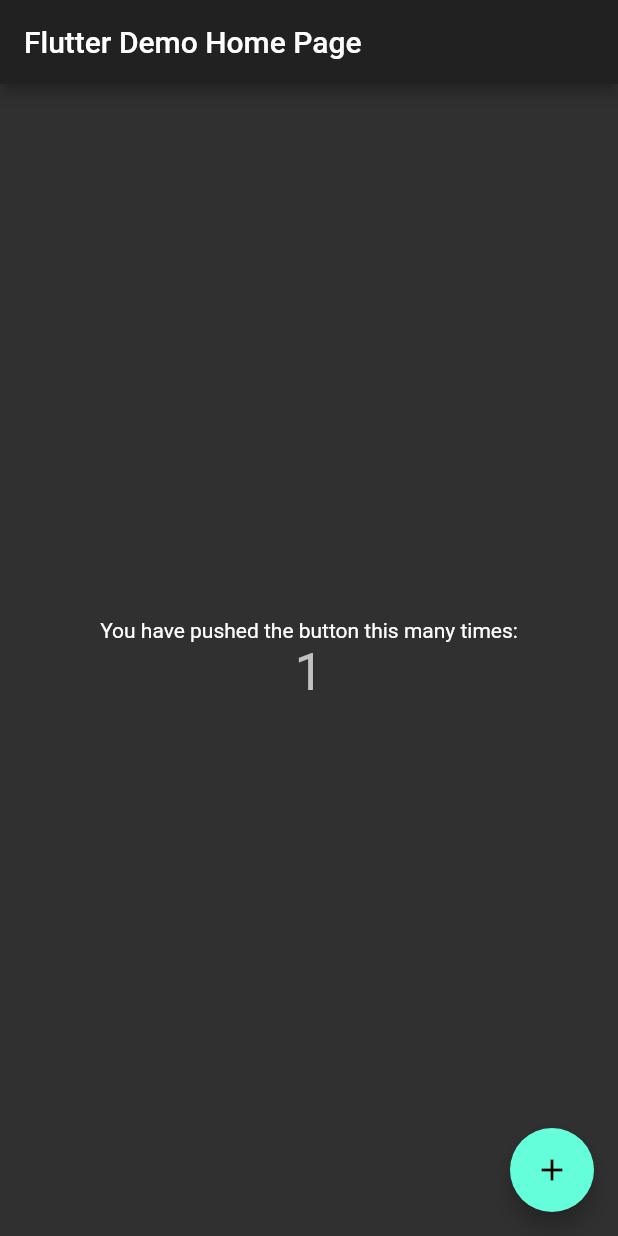
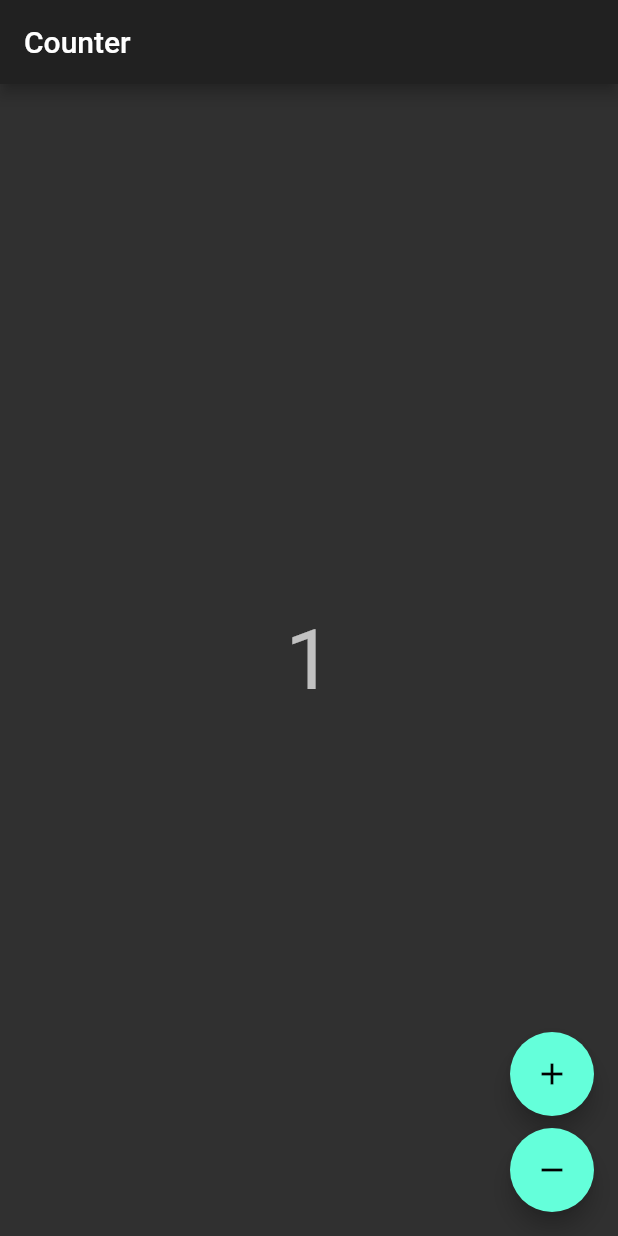
Before and after one commit to sahawut/dart-exp-flutter-app, a Flutter app: the screen it shows after launch, after a tap on the "add" icon, on a phone screen of 412 x 824 dp. Run offline on Flutter 3.47's test engine with Material 2 defaults, Android fonts, the light colour scheme and no system bars; our stand-ins replace bloc, flutter_bloc.

Commit message:
Merge from https://bloclibrary.dev/#/fluttercountertutorial.

```diff
--- a/app/lib/main.dart
+++ b/app/lib/main.dart
@@ -1,104 +1,71 @@
+import 'package:bloc/bloc.dart';
 import 'package:flutter/material.dart';
+import 'package:flutter_bloc/flutter_bloc.dart';
 
 void main() {
-  runApp(MyApp());
+  Bloc.observer = PrintObserver();
+  runApp(App());
 }
 
-class MyApp extends StatelessWidget {
+class PrintObserver extends BlocObserver {
   @override
-  Widget build(BuildContext context) {
-    return MaterialApp(
+  void onChange(Cubit cubit, Change change) {
+    print('${cubit.runtimeType} $change');
+    super.onChange(cubit, change);
+  }
+}
+
+class App extends MaterialApp {
+  App() : super(
       title: 'Flutter Demo',
       theme: ThemeData(
         brightness: Brightness.dark,
         visualDensity: VisualDensity.adaptivePlatformDensity,
       ),
-      home: MyHomePage(title: 'Flutter Demo Home Page'),
+      home: BlocWidget()
+  );
+}
+
+class BlocWidget extends StatelessWidget {
+  @override
+  Widget build(BuildContext _) => BlocProvider(
+    create: (_) => IntCubit(),
+    child: CounterView(),
+  );
+}
+
+class IntCubit extends Cubit<int> {
+  IntCubit() : super(0);
+  void increment() => emit(state + 1);
+  void decrement() => emit(state - 1);
+}
+
+/// provided [IntCubit] state and notifies it in response to user input.
+class CounterView extends StatelessWidget {
+  @override
+  Widget build(BuildContext context) {
+    return Scaffold(
+      appBar: AppBar(title: const Text('Counter')),
+      body: Center(
+        child: BlocBuilder<IntCubit, int>(
+          builder: (context, state) => Text('$state', style: Theme.of(context).textTheme.headline2),
+        ),
+      ),
+      floatingActionButton: Column(
+        mainAxisAlignment: MainAxisAlignment.end,
+        crossAxisAlignment: CrossAxisAlignment.end,
+        children: <Widget>[
+          FloatingActionButton(
+            child: const Icon(Icons.add),
+            onPressed: () => context.read<IntCubit>().increment(),
+          ),
+          const SizedBox(height: 8),
+          FloatingActionButton(
+            child: const Icon(Icons.remove),
+            onPressed: () => context.read<IntCubit>().decrement(),
+          ),
+        ],
+      ),
     );
   }
 }
-
-class MyHomePage extends StatefulWidget {
-  MyHomePage({Key key, this.title}) : super(key: key);
-
-  // This widget is the home page of your application. It is stateful, meaning
-  // that it has a State object (defined below) that contains fields that affect
-  // how it looks.
-
-  // This class is the configuration for the state. It holds the values (in this
-  // case the title) provided by the parent (in this case the App widget) and
-  // used by the build method of the State. Fields in a Widget subclass are
-  // always marked "final".
-
-  final String title;
-
-  @override
-  _MyHomePageState createState() => _MyHomePageState();
-}
-
-class _MyHomePageState extends State<MyHomePage> {
-  int _counter = 0;
-
-  void _incrementCounter() {
-    setState(() {
-      // This call to setState tells the Flutter framework that something has
-      // changed in this State, which causes it to rerun the build method below
-      // so that the display can reflect the updated values. If we changed
-      // _counter without calling setState(), then the build method would not be
-      // called again, and so nothing would appear to happen.
-      _counter++;
-    });
-  }
-
-  @override
-  Widget build(BuildContext context) {
-    // This method is rerun every time setState is called, for instance as done
-    // by the _incrementCounter method above.
-    //
-    // The Flutter framework has been optimized to make rerunning build methods
-    // fast, so that you can just rebuild anything that needs updating rather
-    // than having to individually change instances of widgets.
-    return Scaffold(
-      appBar: AppBar(
-        // Here we take the value from the MyHomePage object that was created by
-        // the App.build method, and use it to set our appbar title.
-        title: Text(widget.title),
-      ),
-      body: Center(
-        // Center is a layout widget. It takes a single child and positions it
-        // in the middle of the parent.
-        child: Column(
-          // Column is also a layout widget. It takes a list of children and
-          // arranges them vertically. By default, it sizes itself to fit its
-          // children horizontally, and tries to be as tall as its parent.
-          //
-          // Invoke "debug painting" (press "p" in the console, choose the
-          // "Toggle Debug Paint" action from the Flutter Inspector in Android
-          // Studio, or the "Toggle Debug Paint" command in Visual Studio Code)
-          // to see the wireframe for each widget.
-          //
-          // Column has various properties to control how it sizes itself and
-          // how it positions its children. Here we use mainAxisAlignment to
-          // center the children vertically; the main axis here is the vertical
-          // axis because Columns are vertical (the cross axis would be
-          // horizontal).
-          mainAxisAlignment: MainAxisAlignment.center,
-          children: <Widget>[
-            Text(
-              'You have pushed the button this many times:',
-            ),
-            Text(
-              '$_counter',
-              style: Theme.of(context).textTheme.headline4,
-            ),
-          ],
-        ),
-      ),
-      floatingActionButton: FloatingActionButton(
-        onPressed: _incrementCounter,
-        tooltip: 'Increment',
-        child: Icon(Icons.add),
-      ), // This trailing comma makes auto-formatting nicer for build methods.
-    );
-  }
-}
--- a/app/pubspec.yaml
+++ b/app/pubspec.yaml
@@ -23,6 +23,8 @@
 dependencies:
   flutter:
     sdk: flutter
+  bloc: ^6.1.0
+  flutter_bloc: ^6.1.0
 
 
   # The following adds the Cupertino Icons font to your application.
@@ -33,6 +35,8 @@
   flutter_test:
     sdk: flutter
   integration_test: ^1.0.1
+  bloc_test: ^7.1.0
+  mockito: ^4.0.0
 # For information on the generic Dart part of this file, see the
 # following page: https://dart.dev/tools/pub/pubspec
 
```
Also changed, not shown: app/pubspec.lock, 1 other file.
